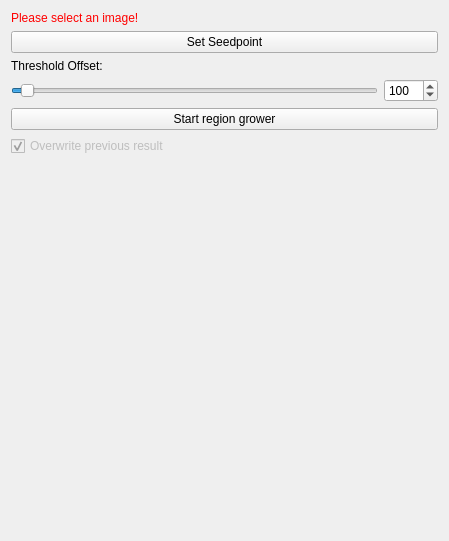
MITK/MITK, file Modules/Bundles/org.mitk.gui.qt.examples/src/internal/regiongrowing/QmitkRegionGrowingViewControls.ui: the form before one commit.
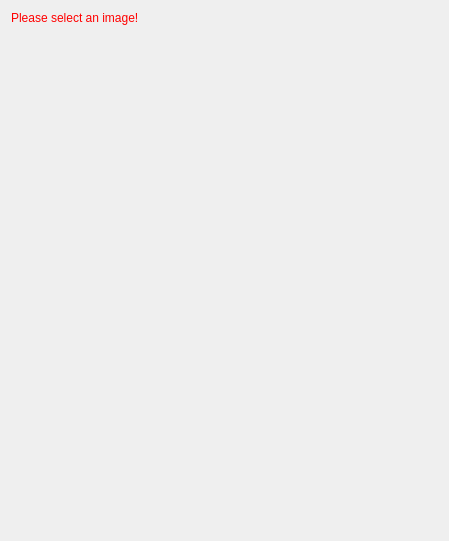
The form after the commit. Custom widgets are drawn as their Qt base class.

Patch:
```diff
--- a/Modules/Bundles/org.mitk.gui.qt.examples/src/internal/regiongrowing/QmitkRegionGrowingViewControls.ui
+++ b/Modules/Bundles/org.mitk.gui.qt.examples/src/internal/regiongrowing/QmitkRegionGrowingViewControls.ui
@@ -31,74 +31,7 @@
     </widget>
    </item>
    <item>
-    <widget class="QPushButton" name="btnSetSeedpoint">
-     <property name="text">
-      <string>Set Seedpoint</string>
-     </property>
-    </widget>
-   </item>
-   <item>
-    <widget class="QLabel" name="label">
-     <property name="text">
-      <string>Threshold Offset:</string>
-     </property>
-    </widget>
-   </item>
-   <item>
-    <layout class="QHBoxLayout" name="horizontalLayout">
-     <item>
-      <widget class="QSlider" name="sliderOffsetValue">
-       <property name="minimum">
-        <number>0</number>
-       </property>
-       <property name="maximum">
-        <number>4000</number>
-       </property>
-       <property name="value">
-        <number>100</number>
-       </property>
-       <property name="sliderPosition">
-        <number>100</number>
-       </property>
-       <property name="orientation">
-        <enum>Qt::Horizontal</enum>
-       </property>
-      </widget>
-     </item>
-     <item>
-      <widget class="QSpinBox" name="offsetValueSpinBox">
-       <property name="maximum">
-        <number>4000</number>
-       </property>
-       <property name="value">
-        <number>100</number>
-       </property>
-      </widget>
-     </item>
-    </layout>
-   </item>
-   <item>
-    <widget class="QPushButton" name="btnPerformImageProcessing">
-     <property name="toolTip">
-      <string>Do image processing</string>
-     </property>
-     <property name="text">
-      <string>Start region grower</string>
-     </property>
-    </widget>
-   </item>
-   <item>
-    <widget class="QCheckBox" name="cbOverwritePrevious">
-     <property name="enabled">
-      <bool>false</bool>
-     </property>
-     <property name="text">
-      <string>Overwrite previous result</string>
-     </property>
-     <property name="checked">
-      <bool>true</bool>
-     </property>
-    </widget>
+    <widget class="QmitkAdaptiveRegionGrowingView" name="m_AdaptiveRGWidget" native="true"/>
    </item>
    <item>
     <spacer name="spacer">
@@ -119,6 +52,14 @@
   </layout>
  </widget>
  <layoutdefault spacing="6" margin="11"/>
+ <customwidgets>
+  <customwidget>
+   <class>QmitkAdaptiveRegionGrowingView</class>
+   <extends>QWidget</extends>
+   <header location="global">QmitkAdaptiveRegionGrowingView.h</header>
+   <container>1</container>
+  </customwidget>
+ </customwidgets>
  <includes>
   <include location="local">QmitkDataStorageComboBox.h</include>
  </includes>
```
Left out of the diff: 35 changed lines with no effect on the pictures.
